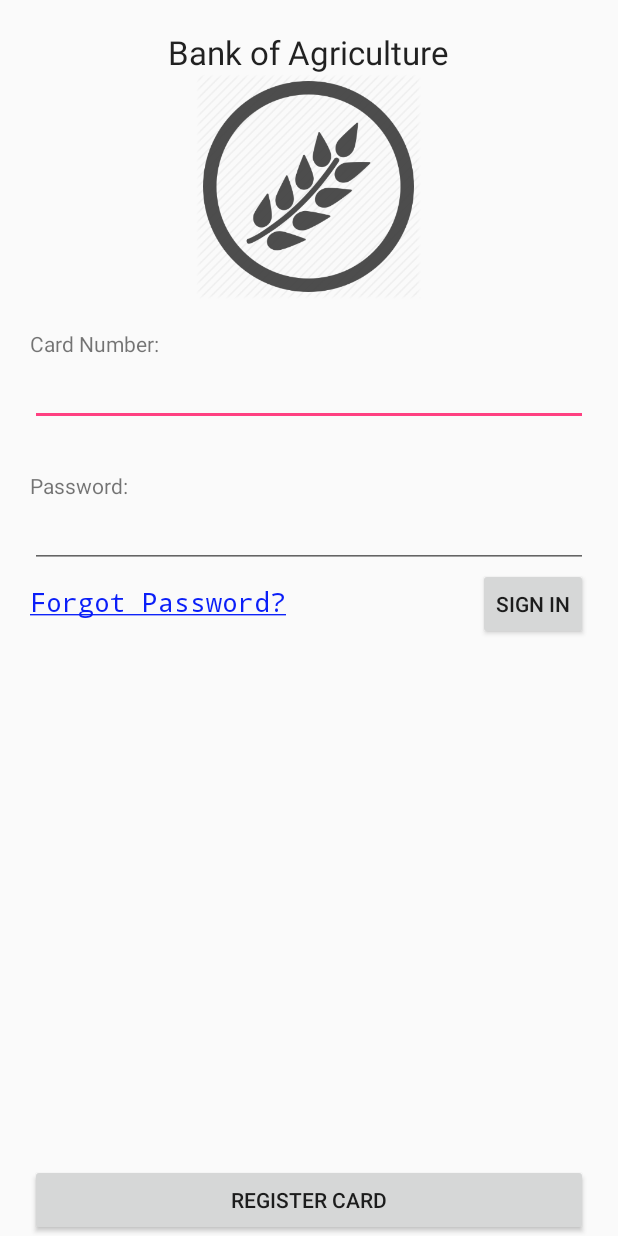
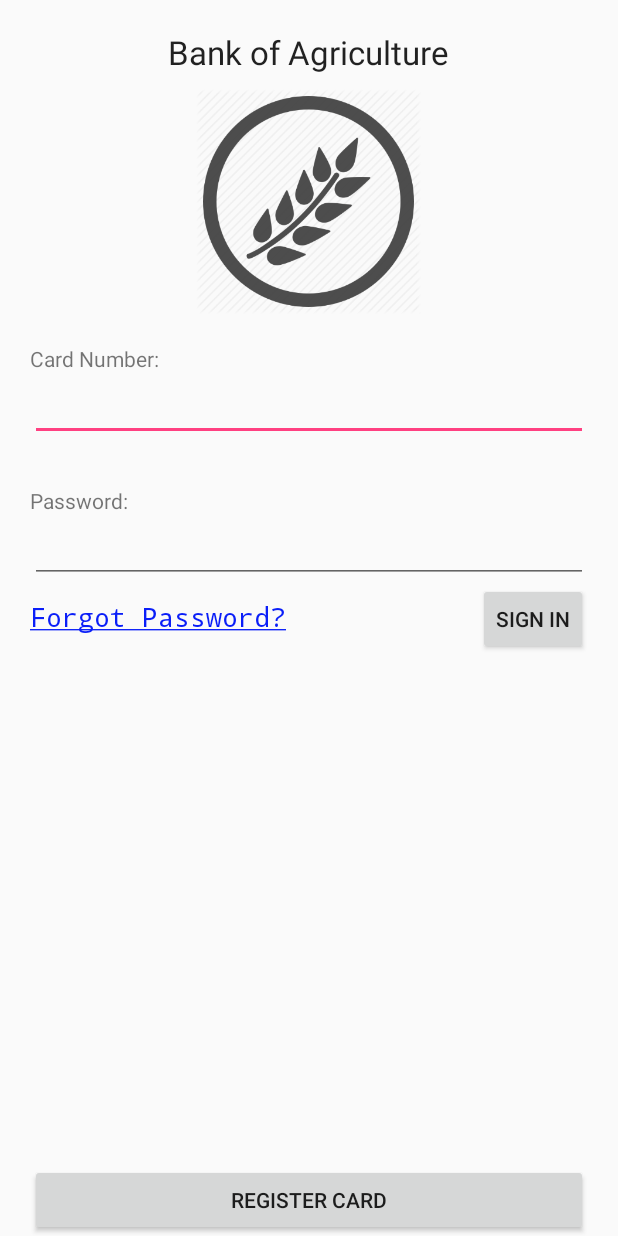
Before and after one commit to CraigBryan/baNGk, an Android app: the screen it shows after launch (WelcomeActivity), on a phone screen of 412 x 824 dp. Run offline under Robolectric (Android 15) with nearby library versions, the phone set to English and light mode, and no system bars.

Commit message:
Quick update to welcome page layout.

```diff
--- a/bangk_android_prototype/app/src/main/res/layout/activity_welcome.xml
+++ b/bangk_android_prototype/app/src/main/res/layout/activity_welcome.xml
@@ -20,7 +20,7 @@
         android:textAppearance="?android:attr/textAppearanceLarge"
         android:text="@string/welcome_title_text"
         android:id="@+id/welcome_title"
-        />
+        android:layout_marginBottom="10dp"/>
 
     <ImageView
         android:layout_width="150dp"
```
